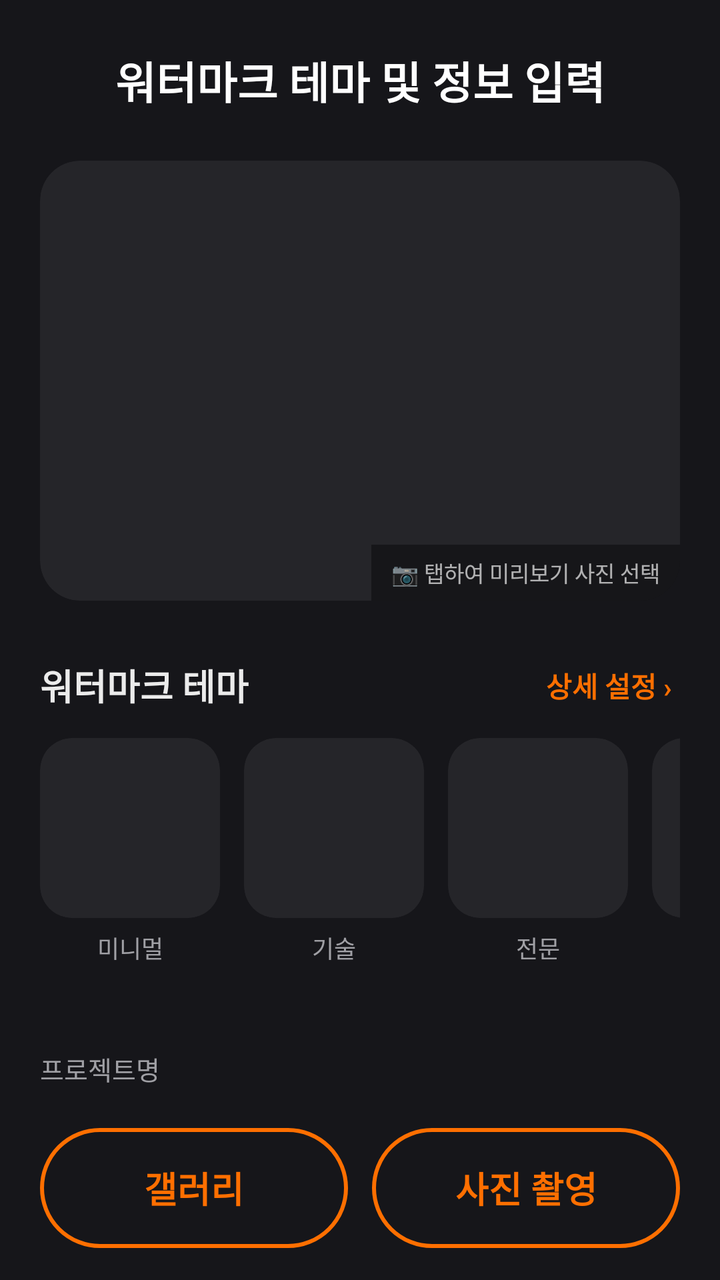
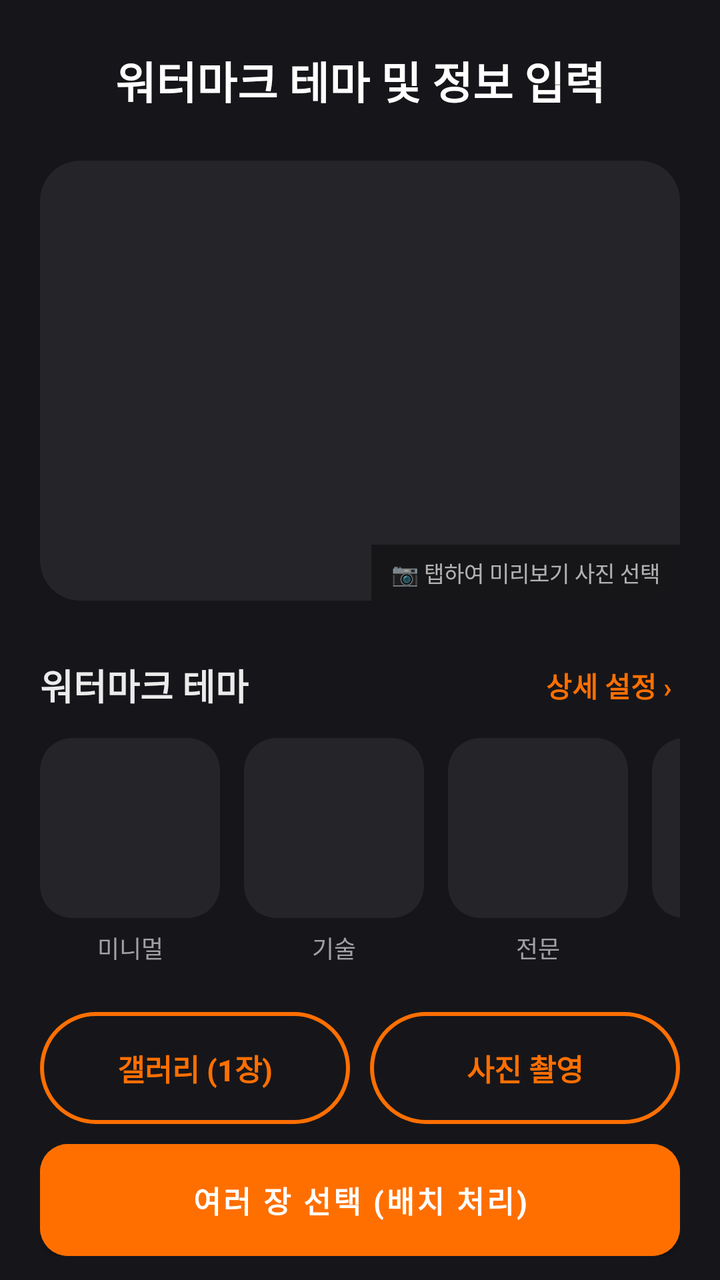

Screens rendered from an Android XML layout before and after an edit, with the pre-edit source and the edit as a unified diff.
<!-- AndroidManifest.xml: application theme Theme.Siteboard -->
<!-- res/layout/activity_sub.xml -->
<?xml version="1.0" encoding="utf-8"?>
<androidx.constraintlayout.widget.ConstraintLayout
    xmlns:android="http://schemas.android.com/apk/res/android"
    xmlns:app="http://schemas.android.com/apk/res-auto"
    android:layout_width="match_parent"
    android:layout_height="match_parent"
    android:background="#16161A">

    <TextView
        android:id="@+id/tvHeader"
        android:layout_width="wrap_content"
        android:layout_height="wrap_content"
        android:text="워터마크 테마 및 정보 입력"
        android:textColor="#FFFFFF"
        android:textSize="22sp"
        android:textStyle="bold"
        android:layout_marginTop="24dp"
        app:layout_constraintTop_toTopOf="parent"
        app:layout_constraintStart_toStartOf="parent"
        app:layout_constraintEnd_toEndOf="parent" />

    <androidx.core.widget.NestedScrollView
        android:layout_width="match_parent"
        android:layout_height="0dp"
        android:layout_marginTop="24dp"
        app:layout_constraintTop_toBottomOf="@id/tvHeader"
        app:layout_constraintBottom_toTopOf="@id/layoutBottom"
        app:layout_constraintStart_toStartOf="parent"
        app:layout_constraintEnd_toEndOf="parent"
        android:clipToPadding="false"
        android:paddingBottom="24dp">

        <LinearLayout
            android:layout_width="match_parent"
            android:layout_height="wrap_content"
            android:orientation="vertical"
            android:paddingHorizontal="20dp">

            
            <androidx.cardview.widget.CardView
                android:id="@+id/cardPreview"
                android:layout_width="match_parent"
                android:layout_height="220dp"
                android:clickable="true"
                android:focusable="true"
                app:cardCornerRadius="20dp"
                app:cardElevation="0dp"
                app:cardBackgroundColor="#252529">
                <ImageView
                    android:id="@+id/ivPreview"
                    android:layout_width="match_parent"
                    android:layout_height="match_parent"
                    android:scaleType="centerCrop" />
                <TextView
                    android:id="@+id/tvPreviewHint"
                    android:layout_width="wrap_content"
                    android:layout_height="wrap_content"
                    android:layout_gravity="bottom|end"
                    android:background="#66000000"
                    android:paddingHorizontal="10dp"
                    android:paddingVertical="6dp"
                    android:text="📷 탭하여 미리보기 사진 선택"
                    android:textColor="#AAFFFFFF"
                    android:textSize="11sp" />
            </androidx.cardview.widget.CardView>

            
            <LinearLayout
                android:layout_width="match_parent"
                android:layout_height="wrap_content"
                android:orientation="horizontal"
                android:gravity="center_vertical"
                android:layout_marginTop="28dp"
                android:layout_marginBottom="12dp">
                <TextView
                    android:layout_width="0dp"
                    android:layout_height="wrap_content"
                    android:layout_weight="1"
                    android:text="워터마크 테마"
                    android:textColor="#EBEBEB"
                    android:textSize="18sp"
                    android:textStyle="bold" />
                <TextView
                    android:id="@+id/btnDetailSettings"
                    android:layout_width="wrap_content"
                    android:layout_height="wrap_content"
                    android:text="상세 설정 ›"
                    android:textColor="#FF6F00"
                    android:textSize="14sp"
                    android:textStyle="bold"
                    android:padding="4dp"
                    android:clickable="true"
                    android:focusable="true" />
            </LinearLayout>

            
            <HorizontalScrollView
                android:layout_width="match_parent"
                android:layout_height="wrap_content"
                android:scrollbars="none">
                <LinearLayout
                    android:layout_width="wrap_content"
                    android:layout_height="wrap_content"
                    android:orientation="horizontal">

                    <LinearLayout
                        android:id="@+id/layoutTheme0"
                        android:layout_width="90dp"
                        android:layout_height="wrap_content"
                        android:orientation="vertical"
                        android:layout_marginEnd="12dp"
                        android:clickable="true"
                        android:focusable="true">
                        <com.google.android.material.card.MaterialCardView
                            android:id="@+id/viewTheme0"
                            android:layout_width="match_parent"
                            android:layout_height="90dp"
                            app:cardCornerRadius="16dp"
                            app:cardElevation="0dp"
                            app:cardBackgroundColor="#252529"
                            app:strokeWidth="0dp"
                            app:strokeColor="#FF6F00">
                            <ImageView
                                android:id="@+id/ivThemePreview0"
                                android:layout_width="match_parent"
                                android:layout_height="match_parent"
                                android:scaleType="centerCrop" />
                        </com.google.android.material.card.MaterialCardView>
                        <TextView android:id="@+id/tvThemeLabel0" android:layout_width="match_parent" android:layout_height="wrap_content" android:text="미니멀" android:textColor="#A0A0A5" android:textSize="12sp" android:gravity="center" android:layout_marginTop="6dp" />
                    </LinearLayout>

                    <LinearLayout
                        android:id="@+id/layoutTheme1"
                        android:layout_width="90dp"
                        android:layout_height="wrap_content"
                        android:orientation="vertical"
                        android:layout_marginEnd="12dp"
                        android:clickable="true"
                        android:focusable="true">
                        <com.google.android.material.card.MaterialCardView
                            android:id="@+id/viewTheme1"
                            android:layout_width="match_parent"
                            android:layout_height="90dp"
                            app:cardCornerRadius="16dp"
                            app:cardElevation="0dp"
                            app:cardBackgroundColor="#252529"
                            app:strokeWidth="0dp"
                            app:strokeColor="#FF6F00">
                            <ImageView
                                android:id="@+id/ivThemePreview1"
                                android:layout_width="match_parent"
                                android:layout_height="match_parent"
                                android:scaleType="centerCrop" />
                        </com.google.android.material.card.MaterialCardView>
                        <TextView android:id="@+id/tvThemeLabel1" android:layout_width="match_parent" android:layout_height="wrap_content" android:text="기술" android:textColor="#A0A0A5" android:textSize="12sp" android:gravity="center" android:layout_marginTop="6dp" />
                    </LinearLayout>

                    <LinearLayout
                        android:id="@+id/layoutTheme2"
                        android:layout_width="90dp"
                        android:layout_height="wrap_content"
                        android:orientation="vertical"
                        android:layout_marginEnd="12dp"
                        android:clickable="true"
                        android:focusable="true">
                        <com.google.android.material.card.MaterialCardView
                            android:id="@+id/viewTheme2"
                            android:layout_width="match_parent"
                            android:layout_height="90dp"
                            app:cardCornerRadius="16dp"
                            app:cardElevation="0dp"
                            app:cardBackgroundColor="#252529"
                            app:strokeWidth="0dp"
                            app:strokeColor="#FF6F00">
                            <ImageView
                                android:id="@+id/ivThemePreview2"
                                android:layout_width="match_parent"
                                android:layout_height="match_parent"
                                android:scaleType="centerCrop" />
                        </com.google.android.material.card.MaterialCardView>
                        <TextView android:id="@+id/tvThemeLabel2" android:layout_width="match_parent" android:layout_height="wrap_content" android:text="전문" android:textColor="#A0A0A5" android:textSize="12sp" android:gravity="center" android:layout_marginTop="6dp" />
                    </LinearLayout>

                    <LinearLayout
                        android:id="@+id/layoutTheme3"
                        android:layout_width="90dp"
                        android:layout_height="wrap_content"
                        android:orientation="vertical"
                        android:clickable="true"
                        android:focusable="true">
                        <com.google.android.material.card.MaterialCardView
                            android:id="@+id/viewTheme3"
                            android:layout_width="match_parent"
                            android:layout_height="90dp"
                            app:cardCornerRadius="16dp"
                            app:cardElevation="0dp"
                            app:cardBackgroundColor="#252529"
                            app:strokeWidth="0dp"
                            app:strokeColor="#FF6F00">
                            <ImageView
                                android:id="@+id/ivThemePreview3"
                                android:layout_width="match_parent"
                                android:layout_height="match_parent"
                                android:scaleType="centerCrop" />
                        </com.google.android.material.card.MaterialCardView>
                        <TextView android:id="@+id/tvThemeLabel3" android:layout_width="match_parent" android:layout_height="wrap_content" android:text="강조" android:textColor="#A0A0A5" android:textSize="12sp" android:gravity="center" android:layout_marginTop="6dp" />
                    </LinearLayout>

                </LinearLayout>
            </HorizontalScrollView>

            <Space android:layout_width="match_parent" android:layout_height="28dp" />

            
            <LinearLayout
                android:layout_width="match_parent"
                android:layout_height="wrap_content"
                android:orientation="vertical"
                android:paddingVertical="14dp">
                <TextView android:layout_width="wrap_content" android:layout_height="wrap_content" android:text="프로젝트명" android:textColor="#A0A0A5" android:textSize="13sp" />
                <EditText
                    android:id="@+id/etTitle"
                    android:layout_width="match_parent"
                    android:layout_height="wrap_content"
                    android:background="@null"
                    android:hint="여기에 입력하세요"
                    android:textColorHint="#55555A"
                    android:textColor="#FFFFFF"
                    android:textSize="17sp"
                    android:layout_marginTop="4dp"
                    android:inputType="text" />
                <View android:layout_width="match_parent" android:layout_height="1dp" android:background="#2A2A30" android:layout_marginTop="12dp" />
            </LinearLayout>

            
            <LinearLayout
                android:layout_width="match_parent"
                android:layout_height="wrap_content"
                android:orientation="vertical"
                android:paddingVertical="14dp">
                <TextView android:layout_width="wrap_content" android:layout_height="wrap_content" android:text="위치" android:textColor="#A0A0A5" android:textSize="13sp" />
                <EditText
                    android:id="@+id/etLocation"
                    android:layout_width="match_parent"
                    android:layout_height="wrap_content"
                    android:background="@null"
                    android:hint="여기에 입력하세요"
                    android:textColorHint="#55555A"
                    android:textColor="#FFFFFF"
                    android:textSize="17sp"
                    android:layout_marginTop="4dp"
                    android:inputType="text" />
                <View android:layout_width="match_parent" android:layout_height="1dp" android:background="#2A2A30" android:layout_marginTop="12dp" />
            </LinearLayout>

            
            <LinearLayout
                android:layout_width="match_parent"
                android:layout_height="wrap_content"
                android:orientation="vertical"
                android:paddingVertical="14dp">
                <TextView android:layout_width="wrap_content" android:layout_height="wrap_content" android:text="작업 내용" android:textColor="#A0A0A5" android:textSize="13sp" />
                <EditText
                    android:id="@+id/etDesc"
                    android:layout_width="match_parent"
                    android:layout_height="wrap_content"
                    android:background="@null"
                    android:hint="여기에 입력하세요"
                    android:textColorHint="#55555A"
                    android:textColor="#FFFFFF"
                    android:textSize="17sp"
                    android:layout_marginTop="4dp"
                    android:inputType="textMultiLine"
                    android:maxLines="3" />
                <View android:layout_width="match_parent" android:layout_height="1dp" android:background="#2A2A30" android:layout_marginTop="12dp" />
            </LinearLayout>

            
            <LinearLayout
                android:layout_width="match_parent"
                android:layout_height="wrap_content"
                android:orientation="vertical"
                android:paddingVertical="14dp">
                <TextView android:layout_width="wrap_content" android:layout_height="wrap_content" android:text="날짜/시간" android:textColor="#A0A0A5" android:textSize="13sp" />
                <TextView
                    android:id="@+id/tvDate"
                    android:layout_width="match_parent"
                    android:layout_height="wrap_content"
                    android:text="자동 기록됨"
                    android:textColor="#888888"
                    android:textSize="17sp"
                    android:layout_marginTop="4dp" />
                <View android:layout_width="match_parent" android:layout_height="1dp" android:background="#2A2A30" android:layout_marginTop="12dp" />
            </LinearLayout>

            
            <LinearLayout
                android:layout_width="match_parent"
                android:layout_height="wrap_content"
                android:orientation="horizontal"
                android:paddingVertical="16dp"
                android:gravity="center_vertical">

                <LinearLayout
                    android:layout_width="0dp"
                    android:layout_height="wrap_content"
                    android:layout_weight="1"
                    android:orientation="vertical">
                    <TextView android:layout_width="wrap_content" android:layout_height="wrap_content" android:text="연속 촬영 모드" android:textColor="#FFFFFF" android:textSize="16sp" android:textStyle="bold" />
                    <TextView android:layout_width="wrap_content" android:layout_height="wrap_content" android:text="저장 후 화면을 닫지 않고 다음 사진을 찍습니다." android:textColor="#A0A0A5" android:textSize="12sp" android:layout_marginTop="4dp" />
                </LinearLayout>

                <com.google.android.material.switchmaterial.SwitchMaterial
                    android:id="@+id/switchContinuous"
                    android:layout_width="wrap_content"
                    android:layout_height="wrap_content"
                    app:thumbTint="#FFFFFF"
                    app:trackTint="#FF6F00" />
            </LinearLayout>

        </LinearLayout>
    </androidx.core.widget.NestedScrollView>

    
    <LinearLayout
        android:id="@+id/layoutBottom"
        android:layout_width="match_parent"
        android:layout_height="wrap_content"
        android:orientation="horizontal"
        android:paddingHorizontal="20dp"
        android:paddingVertical="16dp"
        android:background="#16161A"
        app:layout_constraintBottom_toBottomOf="parent"
        app:layout_constraintStart_toStartOf="parent"
        app:layout_constraintEnd_toEndOf="parent">

        <androidx.appcompat.widget.AppCompatButton
            android:id="@+id/btnGallery"
            android:layout_width="0dp"
            android:layout_height="60dp"
            android:layout_weight="1"
            android:text="갤러리"
            android:textColor="#FF6F00"
            android:textSize="18sp"
            android:textStyle="bold"
            android:background="@drawable/btn_outline_purple"
            android:layout_marginEnd="12dp"
            android:textAllCaps="false" />

        <androidx.appcompat.widget.AppCompatButton
            android:id="@+id/btnCamera"
            android:layout_width="0dp"
            android:layout_height="60dp"
            android:layout_weight="1"
            android:text="사진 촬영"
            android:textColor="#FF6F00"
            android:textSize="18sp"
            android:textStyle="bold"
            android:background="@drawable/btn_outline_purple"
            android:textAllCaps="false" />
    </LinearLayout>

    
    <LinearLayout
        android:id="@+id/layoutLoading"
        android:layout_width="match_parent"
        android:layout_height="match_parent"
        android:background="#88000000"
        android:gravity="center"
        android:orientation="vertical"
        android:visibility="gone"
        android:clickable="true"
        android:focusable="true">
        <ProgressBar
            android:layout_width="wrap_content"
            android:layout_height="wrap_content"
            android:indeterminateTint="#D4BFFF" />
        <TextView
            android:id="@+id/tvLoadingMessage"
            android:layout_width="wrap_content"
            android:layout_height="wrap_content"
            android:text="처리 중..."
            android:textColor="#FFFFFF"
            android:textSize="16sp"
            android:layout_marginTop="16dp" />
    </LinearLayout>

</androidx.constraintlayout.widget.ConstraintLayout>
<!-- resources referenced by this layout -->
<resources>
  <!-- drawable btn_outline_purple (drawable) -->
  <?xml version="1.0" encoding="utf-8"?>
  <shape xmlns:android="http://schemas.android.com/apk/res/android">
      <stroke android:width="2dp" android:color="#FF6F00" />
      <solid android:color="@android:color/transparent" />
      <corners android:radius="100dp" />
  </shape>
  <style name="Theme.Siteboard" parent="Theme.MaterialComponents.DayNight.NoActionBar">
  
          <item name="colorPrimary">#7C4DFF</item>
          <item name="colorPrimaryVariant">#3700B3</item>
          <item name="colorOnPrimary">#FFFFFF</item>
  
          <item name="colorSecondary">#FF6F00</item>
          <item name="colorSecondaryVariant">#FF6F00</item>
          <item name="colorOnSecondary">#FFFFFF</item>
  
          <item name="android:statusBarColor">?attr/colorPrimaryVariant</item>
  
          <item name="android:windowSplashScreenBackground" tools:targetApi="s">?android:attr/windowBackground</item>
  
          <item name="android:windowSplashScreenAnimatedIcon" tools:targetApi="s">@android:color/transparent</item>
  
          <item name="android:windowSplashScreenAnimationDuration" tools:targetApi="s">0</item>
      </style>
</resources>

<!-- the commit's change to res/layout/activity_sub.xml (unified diff, before → after) -->
@@ -326,38 +326,61 @@
         android:id="@+id/layoutBottom"
         android:layout_width="match_parent"
         android:layout_height="wrap_content"
-        android:orientation="horizontal"
+        android:orientation="vertical"
         android:paddingHorizontal="20dp"
-        android:paddingVertical="16dp"
+        android:paddingVertical="12dp"
         android:background="#16161A"
         app:layout_constraintBottom_toBottomOf="parent"
         app:layout_constraintStart_toStartOf="parent"
         app:layout_constraintEnd_toEndOf="parent">
 
-        <androidx.appcompat.widget.AppCompatButton
-            android:id="@+id/btnGallery"
-            android:layout_width="0dp"
-            android:layout_height="60dp"
-            android:layout_weight="1"
-            android:text="갤러리"
-            android:textColor="#FF6F00"
-            android:textSize="18sp"
+        
+        <LinearLayout
+            android:layout_width="match_parent"
+            android:layout_height="wrap_content"
+            android:orientation="horizontal"
+            android:layout_marginBottom="10dp">
+
+            <androidx.appcompat.widget.AppCompatButton
+                android:id="@+id/btnGallery"
+                android:layout_width="0dp"
+                android:layout_height="56dp"
+                android:layout_weight="1"
+                android:text="갤러리 (1장)"
+                android:textColor="#FF6F00"
+                android:textSize="15sp"
+                android:textStyle="bold"
+                android:background="@drawable/btn_outline_purple"
+                android:layout_marginEnd="10dp"
+                android:textAllCaps="false" />
+
+            <androidx.appcompat.widget.AppCompatButton
+                android:id="@+id/btnCamera"
+                android:layout_width="0dp"
+                android:layout_height="56dp"
+                android:layout_weight="1"
+                android:text="사진 촬영"
+                android:textColor="#FF6F00"
+                android:textSize="15sp"
+                android:textStyle="bold"
+                android:background="@drawable/btn_outline_purple"
+                android:textAllCaps="false" />
+        </LinearLayout>
+
+        
+        <Button
+            android:id="@+id/btnBatch"
+            android:layout_width="match_parent"
+            android:layout_height="56dp"
+            android:text="여러 장 선택 (배치 처리)"
+            android:textColor="#FFFFFF"
+            android:textSize="15sp"
             android:textStyle="bold"
-            android:background="@drawable/btn_outline_purple"
-            android:layout_marginEnd="12dp"
-            android:textAllCaps="false" />
-
-        <androidx.appcompat.widget.AppCompatButton
-            android:id="@+id/btnCamera"
-            android:layout_width="0dp"
-            android:layout_height="60dp"
-            android:layout_weight="1"
-            android:text="사진 촬영"
-            android:textColor="#FF6F00"
-            android:textSize="18sp"
-            android:textStyle="bold"
-            android:background="@drawable/btn_outline_purple"
-            android:textAllCaps="false" />
+            android:backgroundTint="#FF6F00"
+            android:textAllCaps="false"
+            app:cornerRadius="14dp"
+            android:insetTop="0dp"
+            android:insetBottom="0dp" />
     </LinearLayout>
 
     
